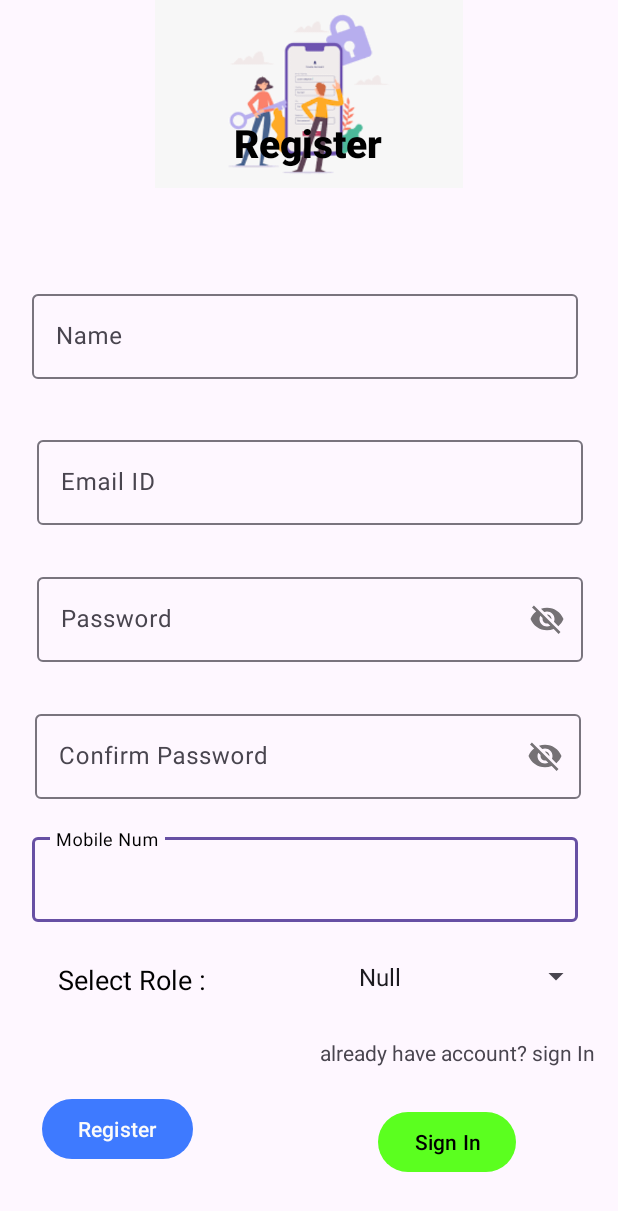
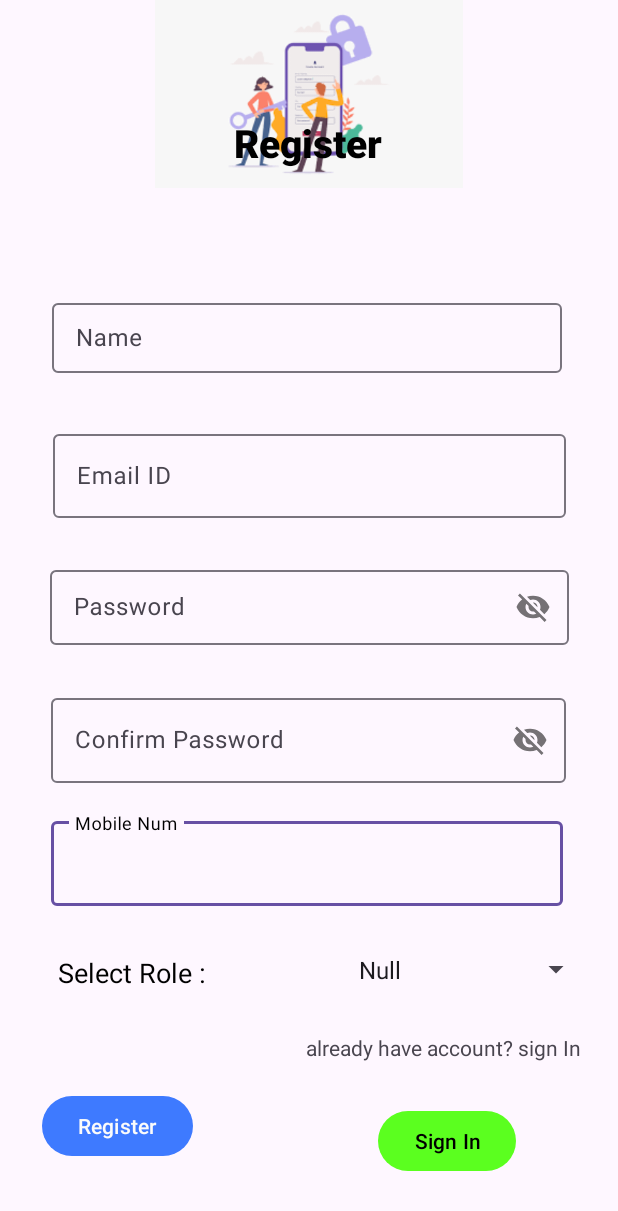
Before and after one commit to PintaRam/Kalarava, an Android app: the screen it shows after launch (Register), on a phone screen of 412 x 824 dp. Shown: the top 1211 px of the screen. Run offline under Robolectric (Android 15) with nearby library versions, the phone set to English and light mode, and no system bars; our stand-ins replace Firebase (no records; nobody signed in at launch, a user with empty details on screens opened directly).

Commit message:
Update filtering work

```diff
--- a/app/src/main/java/com/myapplication/Register.java
+++ b/app/src/main/java/com/myapplication/Register.java
@@ -210,8 +210,7 @@ public class Register extends AppCompatActivity implements AdapterView.OnItemSel
                                 // Email does not exist in the database, proceed with registration
 
                                 addOrganiserDetails(name,user);
-                                Intent intent = new Intent(Register.this,OrganizeMapper.class);
-                                startActivity(intent);
+
                             }
                         }
 
--- a/app/src/main/res/layout/activity_register.xml
+++ b/app/src/main/res/layout/activity_register.xml
@@ -9,8 +9,10 @@
 
     <com.google.android.material.textfield.TextInputLayout
         android:id="@+id/mob"
-        android:layout_width="364dp"
-        android:layout_height="64dp"
+        android:layout_width="341dp"
+        android:layout_height="69dp"
+        android:layout_marginLeft="20dp"
+        android:layout_marginRight="20dp"
         android:hint="Mobile Num"
         app:errorTextColor="@color/red"
         app:hintTextColor="@color/black"
@@ -32,19 +34,21 @@
 
     <com.google.android.material.textfield.TextInputLayout
         android:id="@+id/cnfrpswrd"
-        android:layout_width="364dp"
+        android:layout_width="343dp"
         android:layout_height="64dp"
+        android:layout_marginLeft="20dp"
+        android:layout_marginRight="20dp"
         android:layout_marginBottom="200dp"
         android:hint="Confirm Password"
         app:errorTextColor="@color/red"
         app:hintTextColor="@color/black"
-        app:passwordToggleEnabled="true"
         app:layout_constraintBottom_toBottomOf="parent"
         app:layout_constraintEnd_toEndOf="parent"
         app:layout_constraintHorizontal_bias="0.482"
         app:layout_constraintStart_toStartOf="parent"
         app:layout_constraintTop_toBottomOf="@+id/pswrd"
-        app:layout_constraintVertical_bias="0.232">
+        app:layout_constraintVertical_bias="0.232"
+        app:passwordToggleEnabled="true">
 
         <com.google.android.material.textfield.TextInputEditText
             android:layout_width="match_parent"
@@ -58,19 +62,21 @@
 
     <com.google.android.material.textfield.TextInputLayout
         android:id="@+id/pswrd"
-        android:layout_width="364dp"
-        android:layout_height="64dp"
+        android:layout_width="346dp"
+        android:layout_height="55dp"
+        android:layout_marginLeft="20dp"
+        android:layout_marginRight="20dp"
         android:layout_marginBottom="244dp"
         android:hint="Password"
         app:errorTextColor="@color/red"
         app:hintTextColor="@color/black"
-        app:passwordToggleEnabled="true"
         app:layout_constraintBottom_toBottomOf="parent"
         app:layout_constraintEnd_toEndOf="parent"
         app:layout_constraintHorizontal_bias="0.517"
         app:layout_constraintStart_toStartOf="parent"
         app:layout_constraintTop_toBottomOf="@+id/mail"
-        app:layout_constraintVertical_bias="0.165">
+        app:layout_constraintVertical_bias="0.165"
+        app:passwordToggleEnabled="true">
 
         <com.google.android.material.textfield.TextInputEditText
             android:layout_width="match_parent"
@@ -83,8 +89,10 @@
 
     <com.google.android.material.textfield.TextInputLayout
         android:id="@+id/mail"
-        android:layout_width="364dp"
-        android:layout_height="64dp"
+        android:layout_width="342dp"
+        android:layout_height="61dp"
+        android:layout_marginLeft="20dp"
+        android:layout_marginRight="20dp"
         android:layout_marginBottom="344dp"
         android:hint="Email ID"
         app:errorTextColor="@color/red"
@@ -107,8 +115,10 @@
 
     <com.google.android.material.textfield.TextInputLayout
         android:id="@+id/name"
-        android:layout_width="364dp"
-        android:layout_height="64dp"
+        android:layout_width="340dp"
+        android:layout_height="52dp"
+        android:layout_marginLeft="20dp"
+        android:layout_marginRight="20dp"
         android:layout_marginBottom="504dp"
         android:hint="Name"
         app:errorTextColor="@color/red"
@@ -217,6 +227,7 @@
     <TextView
         android:id="@+id/textView3"
         android:layout_width="wrap_content"
+        android:layout_marginRight="10dp"
         android:layout_height="wrap_content"
         android:text="already have account? sign In"
         app:layout_constraintBottom_toTopOf="@+id/sign_In"
```
Also changed, not shown: app/src/main/res/layout/activity_login.xml (+11 -8 lines).
